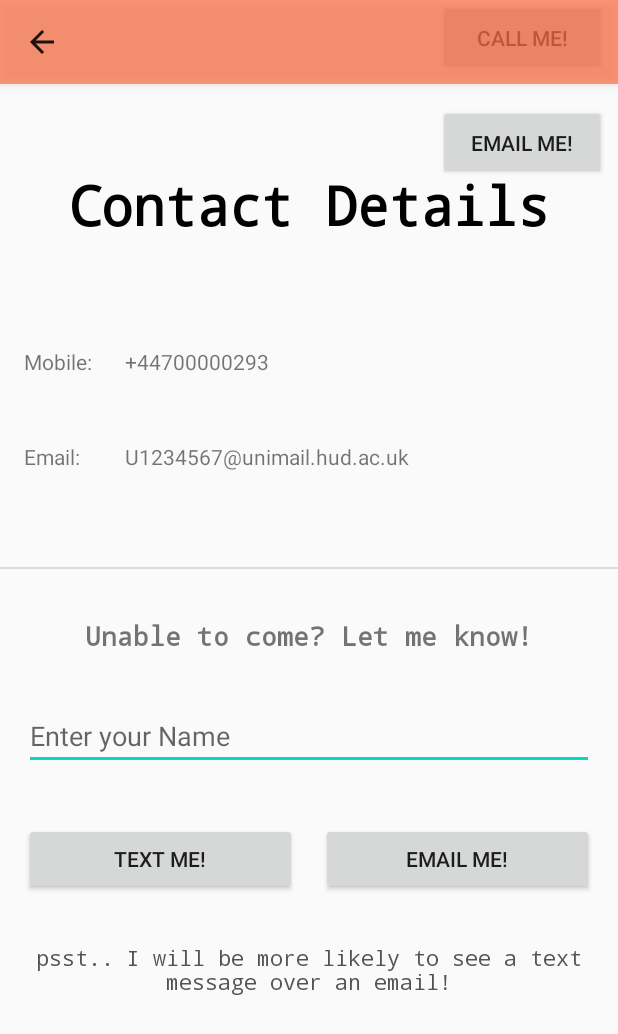
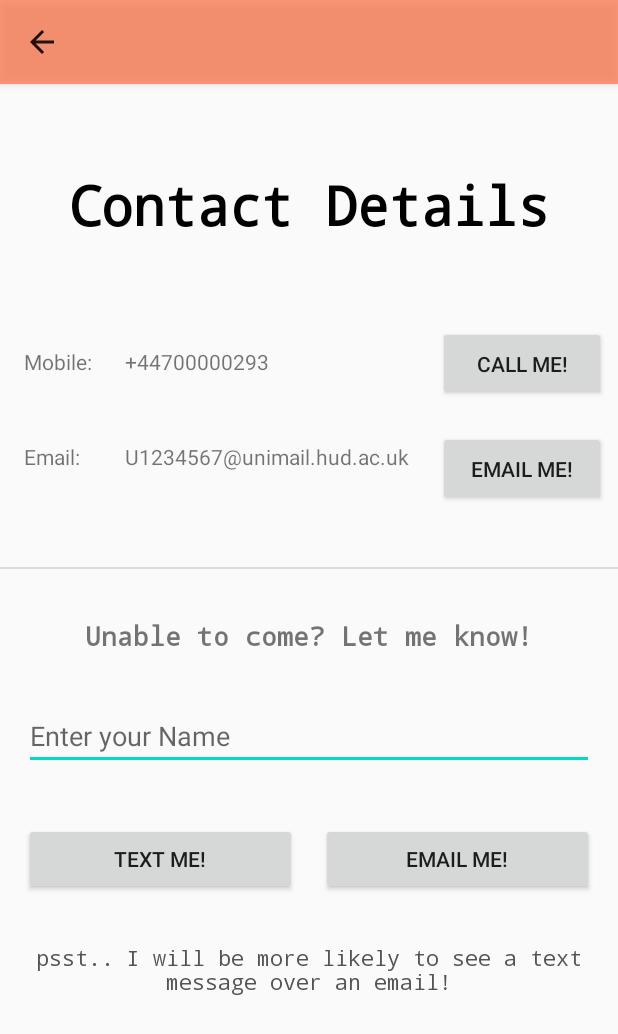
Before and after one commit to Haroon01/BirthdayApp, an Android app: the ContactActivity screen opened directly, with no data from a screen before it, on a phone screen of 412 x 824 dp. Shown: the top 1034 px of the screen. Run offline under Robolectric (Android 15) with nearby library versions, the phone set to English and light mode, and no system bars.

Commit message:
title change

```diff
--- a/app/src/main/res/layout/activity_contact.xml
+++ b/app/src/main/res/layout/activity_contact.xml
@@ -69,12 +69,13 @@
         android:id="@+id/btnCall"
         android:layout_width="0dp"
         android:layout_height="50dp"
+        android:layout_marginTop="56dp"
         android:layout_marginEnd="8dp"
         android:text="@string/btn_callme"
         app:layout_constraintEnd_toEndOf="parent"
-        app:layout_constraintHorizontal_bias="0.0"
+        app:layout_constraintHorizontal_bias="1.0"
         app:layout_constraintStart_toEndOf="@+id/textView6"
-        tools:layout_editor_absoluteY="213dp" />
+        app:layout_constraintTop_toBottomOf="@+id/lblContact" />
 
     <Button
         android:id="@+id/btnEmail"
--- a/app/src/main/res/values/strings.xml
+++ b/app/src/main/res/values/strings.xml
@@ -20,7 +20,7 @@
     <string name="btn_textme">Text Me!</string>
     <string name="lbl_psst">psst.. I will be more likely to see a text message over an email!</string>
     <string name="txtEnterName">Enter your Name</string>
-    <string name="lbl_donate">Donate</string>
+    <string name="lbl_donate">Birthday Money</string>
     <string name="lbl_bdaymoney">Amount in GBP</string>
     <string name="lbl_donatemsg">Add a message (optional)</string>
     <string name="btnDonate">Send!</string>
```
